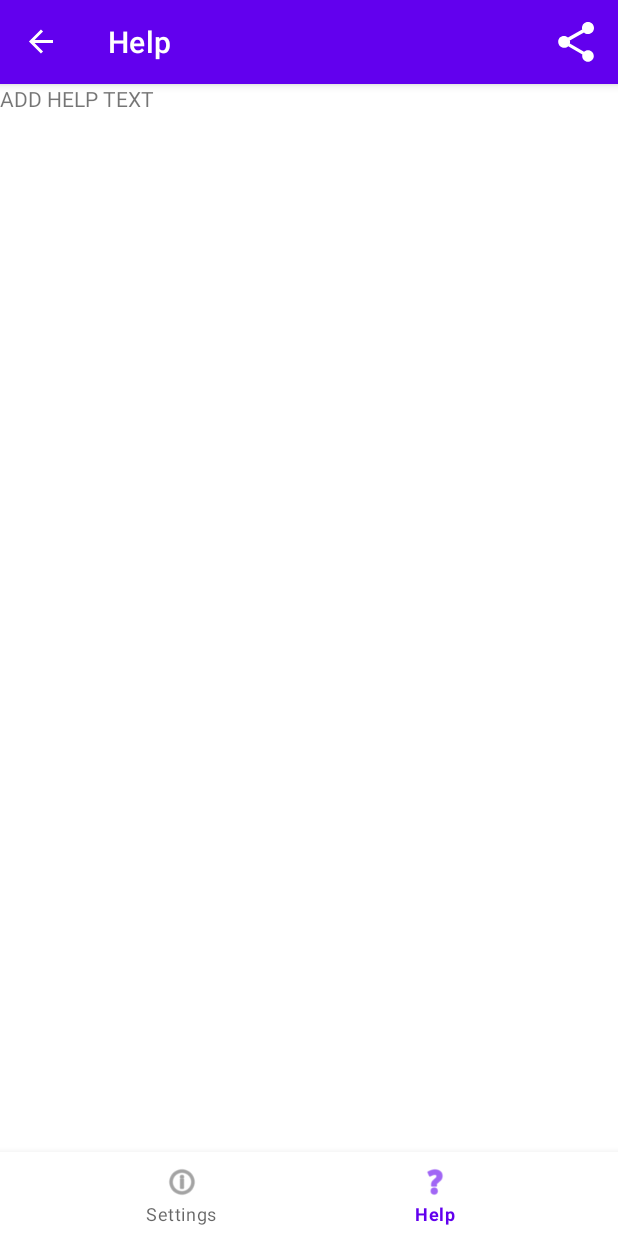
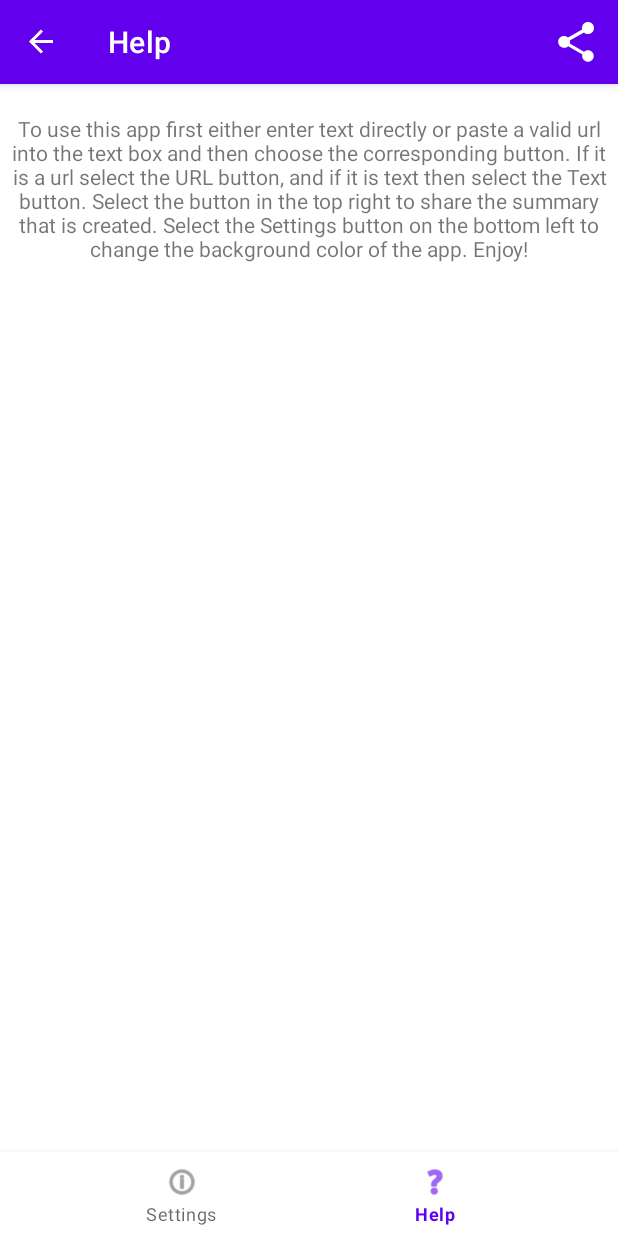
Before and after one commit to GlennBuyce/Assignment_3, an Android app: the helpFragment screen opened through its navigation route, on a phone screen of 412 x 824 dp. Run offline under Robolectric (Android 15) with nearby library versions, the phone set to English and light mode, and no system bars; our stand-ins replace navigation-ui.

Commit message:
Assignment 3

```diff
--- a/app/src/main/java/com/example/assignment3/DetailFragment.kt
+++ b/app/src/main/java/com/example/assignment3/DetailFragment.kt
@@ -10,8 +10,12 @@ import android.widget.TextView
 import android.widget.Toast
 import androidx.lifecycle.Observer
 import androidx.lifecycle.ViewModelProvider
+import androidx.navigation.fragment.NavHostFragment
+import androidx.navigation.ui.AppBarConfiguration
+import androidx.navigation.ui.setupWithNavController
 import com.example.assignment3.DetailFragmentArgs
 import com.example.assignment3.databinding.FragmentDetailBinding
+
 
 class DetailFragment : Fragment() {
     lateinit var viewModel: SummaryViewModel
@@ -29,6 +33,7 @@ class DetailFragment : Fragment() {
         }
 
         input = DetailFragmentArgs.fromBundle(bundle).inputText
+
     }
 
     override fun onCreateView(
--- a/app/src/main/java/com/example/assignment3/MainActivity.kt
+++ b/app/src/main/java/com/example/assignment3/MainActivity.kt
@@ -45,6 +45,7 @@ class MainActivity : AppCompatActivity() {
         val navController = findNavController(R.id.nav_host_fragment)
         return when(id){
             R.id.shareFragment -> {
+                if(summary.getSummary() != "@strings/generate"){
                     val shareActionProvider : ShareActionProvider? = MenuItemCompat.getActionProvider(item) as ShareActionProvider?
                     val intent = Intent(Intent.ACTION_SEND)
                     intent.type = "text/plain"
@@ -52,9 +53,10 @@ class MainActivity : AppCompatActivity() {
                     if(shareActionProvider != null){
                         shareActionProvider.setShareIntent(intent)
                     }
+                }
                 true
             }
-            else -> super.onOptionsItemSelected(item) || item.onNavDestinationSelected(navController)
+            else -> super.onOptionsItemSelected(item) //|| item.onNavDestinationSelected(navController)
         }
     }
 
--- a/app/src/main/java/com/example/assignment3/SummaryViewModel.kt
+++ b/app/src/main/java/com/example/assignment3/SummaryViewModel.kt
@@ -8,7 +8,7 @@ import retrofit2.Response
 
 class SummaryViewModel: ViewModel() {
     var createSummaryLiveData: MutableLiveData<TextSummary?> = MutableLiveData()
-    var textSummary: TextSummary = TextSummary("(generating summary...)")
+    var textSummary: TextSummary = TextSummary("@strings/generate")
 
     fun getCreateTextSummaryObserver(): MutableLiveData<TextSummary?> {
         return createSummaryLiveData
--- a/app/src/main/res/layout/fragment_detail.xml
+++ b/app/src/main/res/layout/fragment_detail.xml
@@ -4,6 +4,7 @@
     xmlns:tools="http://schemas.android.com/tools"
     android:layout_width="match_parent"
     android:layout_height="match_parent"
+    android:orientation="vertical"
     tools:context=".DetailFragment">
 
     <TextView
--- a/app/src/main/res/layout/fragment_help.xml
+++ b/app/src/main/res/layout/fragment_help.xml
@@ -5,10 +5,12 @@
     android:layout_height="match_parent"
     tools:context=".helpFragment">
 
-    <!-- TODO: Update blank fragment layout -->
     <TextView
         android:layout_width="match_parent"
         android:layout_height="match_parent"
-        android:text="ADD HELP TEXT" />
+        android:text="@string/help"
+        android:layout_gravity="center_horizontal"
+        android:gravity="center_horizontal"
+        android:layout_marginTop="20dp"/>
 
 </FrameLayout>
--- a/app/src/main/res/values/strings.xml
+++ b/app/src/main/res/values/strings.xml
@@ -1,5 +1,10 @@
 <resources>
     <string name="app_name">Assignment3</string>
-
+    <string name="generate">(generating summary...)</string>
+    <string name="help">To use this app first either enter text directly or paste a valid url into the text box and then choose the corresponding button.
+        If it is a url select the URL button, and if it is text then select the Text button.
+        Select the button in the top right to share the summary that is created.
+        Select the Settings button on the bottom left to change the background color of the app.
+        Enjoy! </string>
     <string name="settings_text">Press either button to change the background color of the app.</string>
 </resources>
```
Lines whose indentation alone changed are shown as unchanged.
